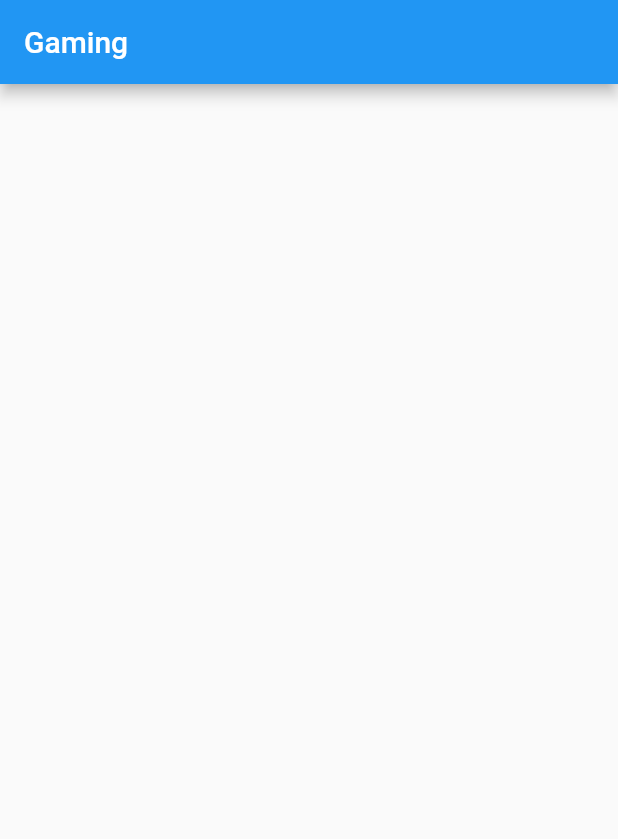
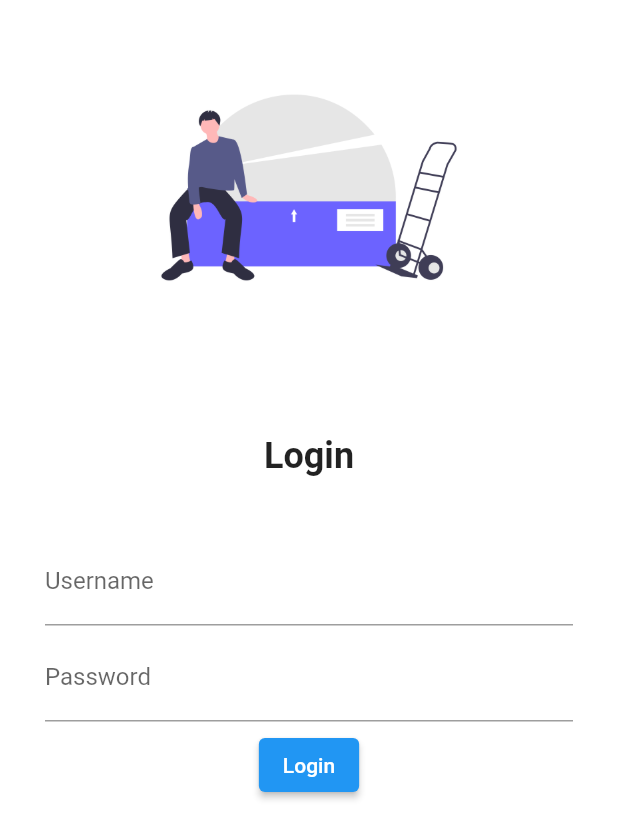
Before and after one commit to samimfact57/newflutter, a Flutter app: the screen it shows after launch, on a phone screen of 412 x 824 dp. Shown: the top 839 px of the screen. Run offline on Flutter 3.47's test engine with Material 2 defaults, Android fonts, the phone set to English and light mode, and no system bars.

Commit message:
Day 2 complete

```diff
--- /dev/null
+++ b/lib/Pages/login_pag.dart
@@ -0,0 +1,59 @@
+import 'package:flutter/material.dart';
+
+class Loginpage extends StatelessWidget {
+  const Loginpage({Key? key}) : super(key: key);
+
+  @override
+  Widget build(BuildContext context) {
+    return Material(
+        color: Color.fromARGB(255, 255, 255, 255),
+        child: Column(
+          children: [
+            Image.asset(
+              "assets/images/work.png",
+              height: 250.0,
+              width: 250.0,
+            ),
+            SizedBox(
+              height: 40,
+            ),
+            Text(
+              "Login",
+              style: TextStyle(
+                fontWeight: FontWeight.bold,
+                fontSize: 24,
+              ),
+            ),
+            SizedBox(
+              height: 30,
+            ),
+            Padding(
+              padding:
+                  const EdgeInsets.symmetric(vertical: 10.0, horizontal: 30.0),
+              child: Column(
+                children: [
+                  TextFormField(
+                    decoration: InputDecoration(
+                        hintText: "Enter Your Username", labelText: "Username"),
+                  ),
+                  SizedBox(
+                    height: 5,
+                  ),
+                  TextFormField(
+                    decoration: InputDecoration(
+                        hintText: "Enter Your Password", labelText: "Password"),
+                  ),
+                  SizedBox(
+                    height: 5,
+                  ),
+                  ElevatedButton(
+                    onPressed: () {},
+                    child: Text("Login"),
+                  )
+                ],
+              ),
+            )
+          ],
+        ));
+  }
+}
--- a/lib/main.dart
+++ b/lib/main.dart
@@ -1,5 +1,6 @@
 import 'package:flutter/material.dart';
 import 'package:flutter_new_app/Pages/home_page.dart';
+import 'package:flutter_new_app/Pages/login_pag.dart';
 
 void main() {
   runApp(const MyApp());
@@ -12,7 +13,11 @@ class MyApp extends StatelessWidget {
   @override
   Widget build(BuildContext context) {
     return MaterialApp(
-      home: HomePage(),
+      routes: {
+        "/": (context) => Loginpage(),
+        "/home": (context) => HomePage(),
+        "/login": (context) => Loginpage()
+      },
     );
   }
 }
--- a/pubspec.yaml
+++ b/pubspec.yaml
@@ -58,7 +58,8 @@ flutter:
   uses-material-design: true
 
   # To add assets to your application, add an assets section, like this:
-  # assets:
+  assets:
+    - assets/images/work.png
   #   - images/a_dot_burr.jpeg
   #   - images/a_dot_ham.jpeg
 
```
Also changed, not shown: assets/images/undraw_Loving_it_re_jfh4.png (added), assets/images/work.png (added).
